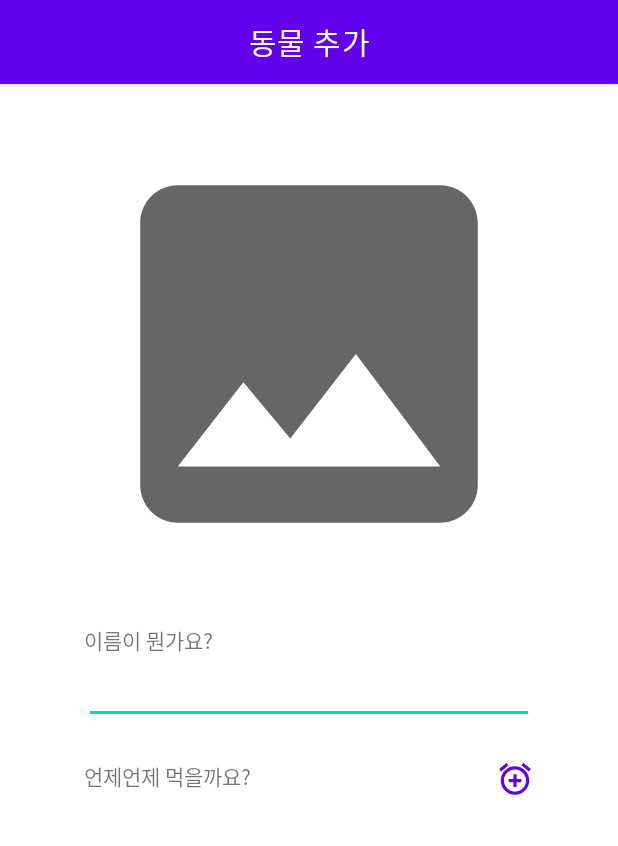
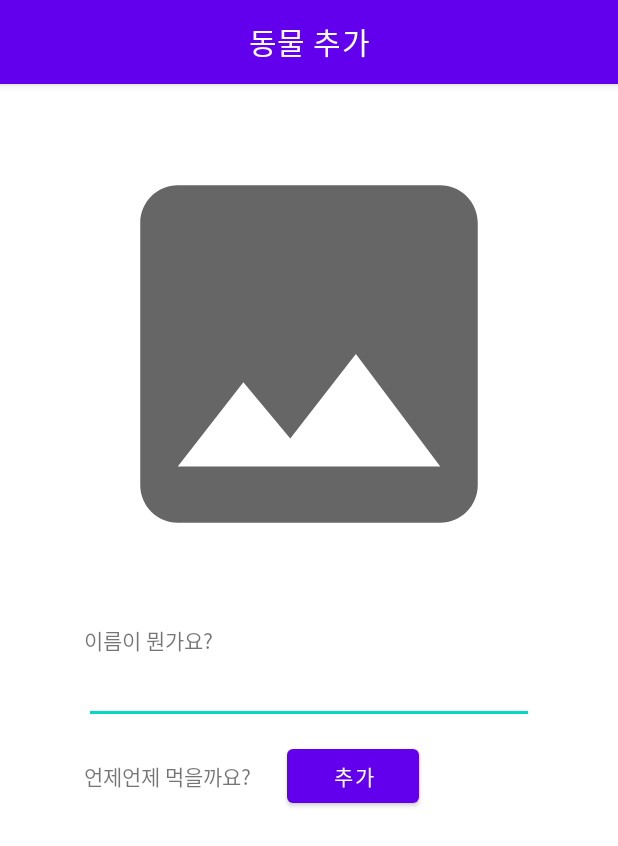
Before and after one commit to boostcampwm-2021/bookathon_J, an Android app: the screen it shows after launch (MainActivity), on a phone screen of 412 x 824 dp. Shown: the top 846 px of the screen. Run offline under Robolectric (Android 15) with nearby library versions, the phone set to English and light mode, and no system bars.

Commit message:
[FIX] 리사이클러뷰 수정

```diff
--- a/app/src/main/res/layout/fragment_animal_add.xml
+++ b/app/src/main/res/layout/fragment_animal_add.xml
@@ -55,18 +55,20 @@
 
     <Button
         android:id="@+id/fragment_animal_add_button_time"
-        android:layout_width="25dp"
-        android:layout_height="25dp"
-        android:layout_marginTop="24dp"
-        android:background="@drawable/ic_baseline_add_alarm_24"
-        app:layout_constraintEnd_toEndOf="@id/fragment_animal_add_edittext_name"
-        app:layout_constraintTop_toBottomOf="@+id/fragment_animal_add_edittext_name" />
+        android:layout_width="wrap_content"
+        android:layout_height="wrap_content"
+        android:text="추가"
+        app:layout_constraintTop_toTopOf="@+id/fragment_animal_add_text_time"
+        app:layout_constraintBottom_toBottomOf="@+id/fragment_animal_add_text_time"
+        android:layout_marginStart="24dp"
+        app:layout_constraintStart_toEndOf="@id/fragment_animal_add_text_time" />
 
     <androidx.recyclerview.widget.RecyclerView
         android:id="@+id/fragment_animal_add_timeview"
-        android:layout_width="wrap_content"
-        android:layout_height="wrap_content"
-        app:layout_constraintEnd_toEndOf="parent"
-        app:layout_constraintStart_toStartOf="parent"
+        android:layout_width="300dp"
+        android:layout_height="0dp"
+        android:layout_marginTop="20dp"
+        app:layout_constraintBottom_toBottomOf="parent"
+        app:layout_constraintStart_toStartOf="@id/fragment_animal_add_image"
         app:layout_constraintTop_toBottomOf="@id/fragment_animal_add_text_time" />
 </androidx.constraintlayout.widget.ConstraintLayout>
--- a/app/src/main/res/layout/timelist_item.xml
+++ b/app/src/main/res/layout/timelist_item.xml
@@ -7,7 +7,8 @@
     <TextView
         android:id="@+id/hour_of_day"
         android:layout_width="wrap_content"
-        android:layout_height="wrap_content" />
+        android:layout_height="wrap_content"
+        android:textSize="20sp" />
 
     <TextView
         android:layout_width="wrap_content"
@@ -17,6 +18,7 @@
     <TextView
         android:id="@+id/minute"
         android:layout_width="wrap_content"
-        android:layout_height="wrap_content" />
+        android:layout_height="wrap_content"
+        android:textSize="20sp" />
 
 </LinearLayout>
```
